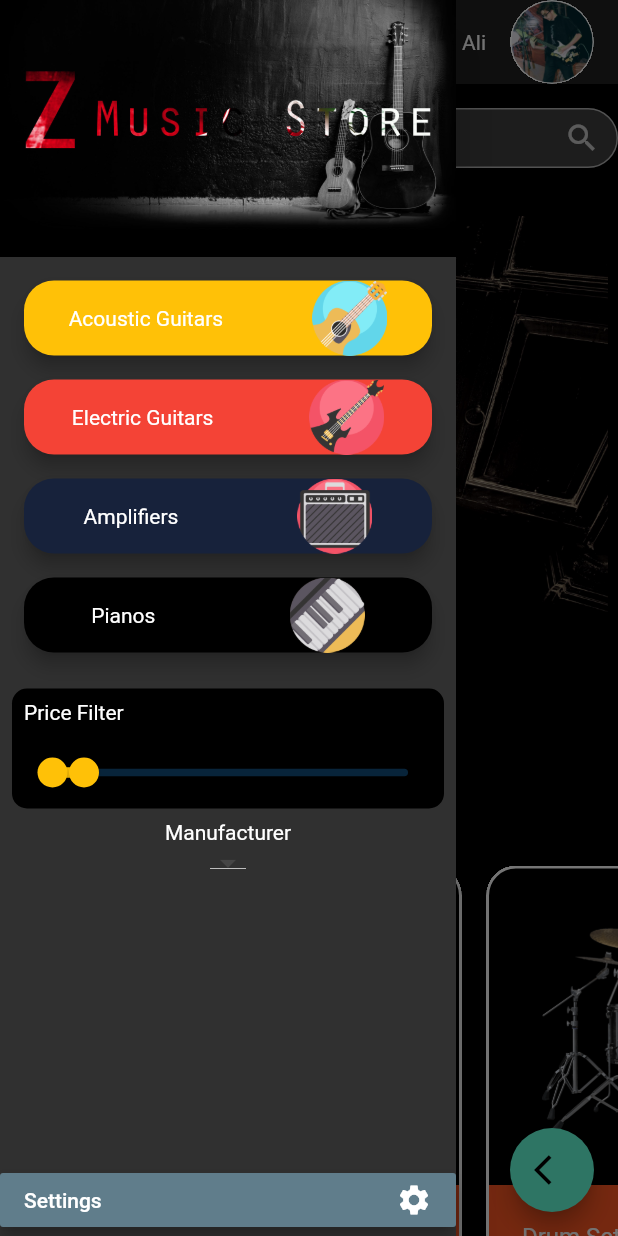
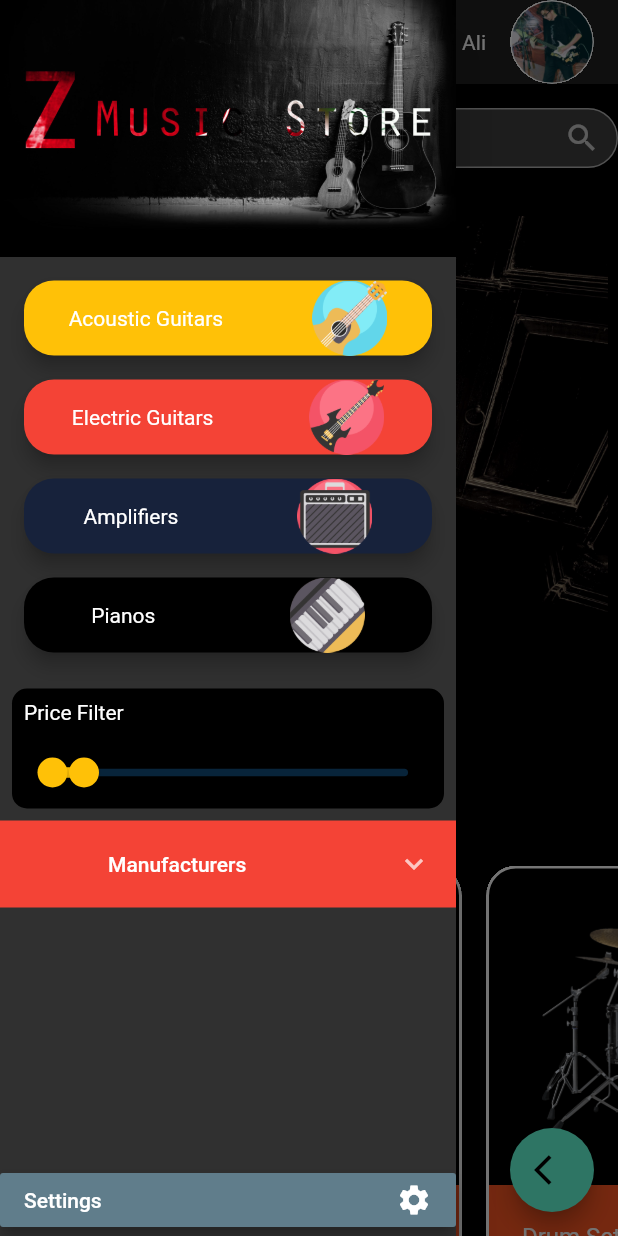
Before and after one commit to zees98/DBProject, a Flutter app: the Home screen opened directly, with the side drawer open, on a phone screen of 412 x 824 dp. Run offline on Flutter 3.47's test engine with Material 2 defaults, Android fonts, the phone set to English and light mode, and no system bars; our stand-ins replace carousel_slider, flutter_spinkit, font_awesome_flutter, modal_progress_hud, simple_animations; missing offline and left inert: mysql1; project files that could hold a hidden picture were left out.

Commit message:
Databse guitars

```diff
--- a/example/lib/database.dart
+++ b/example/lib/database.dart
@@ -45,6 +45,8 @@ class Database {
     //     );
   }
 
+
+  //Query
   static Future<Results> manufacturers() async {
     QueryResults.manufacturers = await conn.query('select name from manufacturers;', []);
     return QueryResults.manufacturers;
@@ -52,4 +54,9 @@ class Database {
       print(f);
     });
   }
+
+  static Future<Results> getGuitars() async{
+    var results = await conn.query('select * from guitar , instrument, manufacturers where guitar.instrumentID = instrument.instrumentID and instrument.manufacturerID = manufacturers.id;', []);
+    return results;
+  }
 }
--- a/example/lib/home.dart
+++ b/example/lib/home.dart
@@ -6,6 +6,7 @@ import 'package:example_flutter/constants/colors.dart';
 import 'package:example_flutter/database.dart';
 import 'package:example_flutter/login.dart';
 import 'package:flutter/material.dart';
+import 'package:flutter_spinkit/flutter_spinkit.dart';
 import 'package:font_awesome_flutter/font_awesome_flutter.dart';
 import 'package:mysql1/mysql1.dart' as mysql;
 
@@ -132,14 +133,24 @@ class _HomeState extends State<Home> {
                                     style: TextStyle(fontSize: 40))),
                           ),
                           Container(
-                            child: Wrap(
-                              children: instruments.keys.map((f) {
+                            child: FutureBuilder(
+                              future: Database.getGuitars(),
+                              builder: (context, snap){
+                                if(snap.connectionState == ConnectionState.done){
+                                  mysql.Results res = snap.data;
+                                  return Wrap(
+                                children: res.map((f) {
                                   return InstrumentCard(
-                                  image: instruments[f],
-                                  name: f,
-                                  price: '\$300',
+                                    image: f[9],
+                                    name: f[13].toString() + f[6].toString() + f[7].toString(),
+                                    price: '\$${f[8].toString()}',
                                   );
                                 }).toList(),
+                              );
+                            }
+                              else
+                                return SpinKitThreeBounce(color: Colors.blue,);
+                              },
                             ),
                           )
                         ],
@@ -163,7 +174,6 @@ class _HomeState extends State<Home> {
               SingleChildScrollView(
                 child: Column(
                   children: <Widget>[
-
                     Padding(
                       padding: const EdgeInsets.all(8.0),
                       child: Column(
@@ -213,8 +223,8 @@ class _HomeState extends State<Home> {
                               data: SliderThemeData(trackHeight: 5),
                               child: RangeSlider(
                                 activeColor: Colors.amber,
-                                labels: RangeLabels(
-                                    Filters.start.toString(), Filters.end.toString()),
+                                labels: RangeLabels(Filters.start.toString(),
+                                    Filters.end.toString()),
                                 values: RangeValues(Filters.start, Filters.end),
                                 min: 0,
                                 max: 40000,
@@ -231,35 +241,34 @@ class _HomeState extends State<Home> {
                       ),
                     ),
                     //Future Builder
-                    Column(
-                      children: <Widget>[
-                        Text('Manufacturer'),
                     FutureBuilder(
                       future: Database.manufacturers(),
                       builder: (context, snapshot) {
-                            if( snapshot.connectionState == ConnectionState.done && snapshot.hasData)
-                                {
+                        if (snapshot.connectionState == ConnectionState.done &&
+                            snapshot.hasData) {
                           mysql.Results res = snapshot.data;
                           // res.forEach((f){
                           //   print(f);
                           // });
-                                  return DropdownButton(
-
-                                    onChanged: (val){},
-                                    value: 'Fender',
-                                    items: res.map((f) {
-                                      return DropdownMenuItem<String>(
-                                        value: f[0].toString(),
+                          return Container(
+                            color: Colors.red,
+                            child: ExpansionTile(
+                              backgroundColor: Colors.black,
+                              leading: Container(
+                                width: 10,
+                              ),
+                              title: Text('Manufacturers'),
+                              children: res.map((f) {
+                                return FlatButton(
+                                  onPressed: () {},
                                   child: Text(f[0].toString()),
                                 );
                               }).toList(),
+                            ),
                           );
-                                }
-                                else
+                        } else
                           return CircularProgressIndicator();
                       },
-                        )
-                      ],
                     )
                   ],
                 ),
--- a/example/pubspec.yaml
+++ b/example/pubspec.yaml
@@ -30,6 +30,7 @@ flutter:
     - assets/
     - assets/icon/
     - assets/info/
+    - assets/instruments/Guitars/
   # See https://github.com/flutter/flutter/wiki/Desktop-shells#fonts
   fonts:
     - family: Roboto
```
Also changed, not shown: example/lib/login.dart (+22 -4 lines), example/assets/instruments/Guitars/americanStrat.png (added), example/assets/instruments/Guitars/lespaul1959.jpg (added), example/assets/instruments/Guitars/telecaster.jpg (added). Lines whose indentation alone changed are shown as unchanged.
